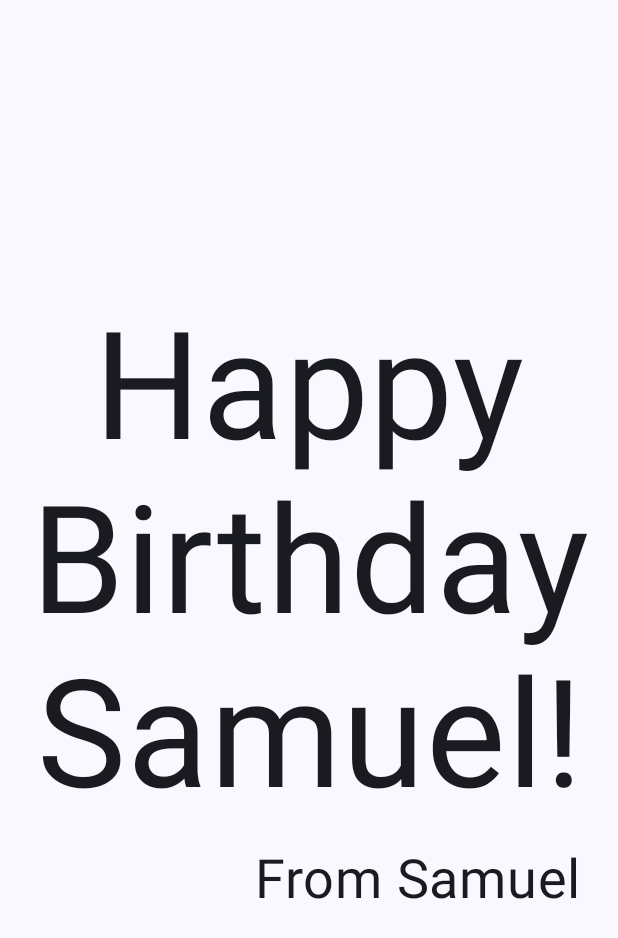
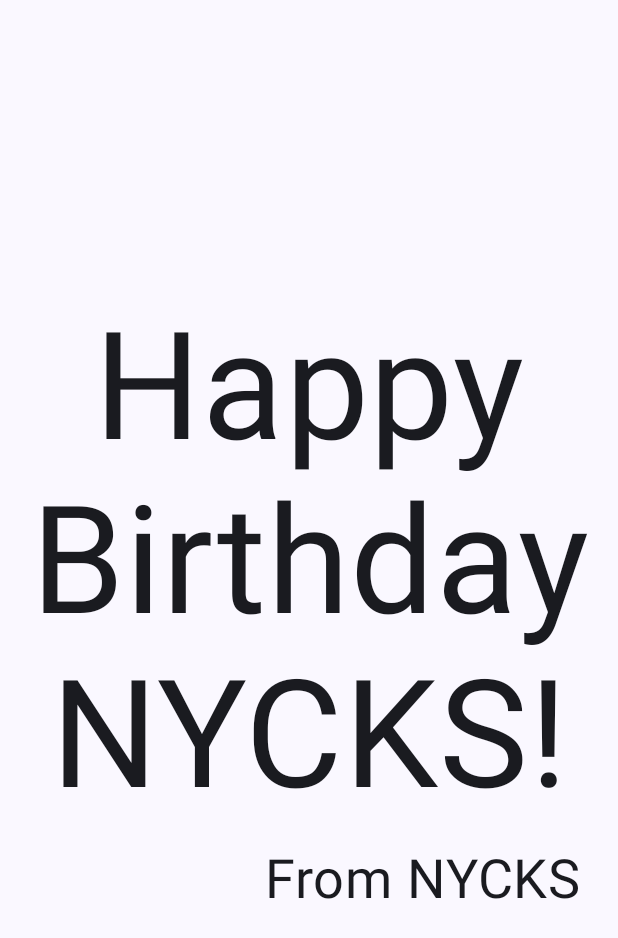
Before and after one commit to Nyicolasz/ATV6-LAYOUT_BASICO, an Android app built with Jetpack Compose: the screen it shows after launch (MainActivity), on a phone screen of 412 x 824 dp. Shown: the top 938 px of the screen. Run offline under Robolectric (Android 15) with nearby library versions, the phone set to English and light mode, and no system bars.

Commit message:
Update MainActivity.kt

```diff
--- a/app/src/main/java/com/example/happybirthday/MainActivity.kt
+++ b/app/src/main/java/com/example/happybirthday/MainActivity.kt
@@ -30,8 +30,8 @@ class MainActivity : ComponentActivity() {
                     color = MaterialTheme.colorScheme.background
                 ) {
                     GreetingText(
-                        message = "Happy Birthday Samuel!",
-                        from = "From Samuel",
+                        message = "Happy Birthday NYCKS!",
+                        from = "From NYCKS",
                         modifier = Modifier.padding(8.dp)
                     )
                 }
@@ -66,6 +66,6 @@ fun GreetingText(message: String, from: String, modifier: Modifier = Modifier) {
 @Composable
 fun BirthdayCardPreview() {
     HappyBirthdayTheme {
-        GreetingText(message = "Happy Birthday Samuel!", from = "From Samuel")
+        GreetingText(message = "Happy Birthday NYCKS!", from = "From NYCKS")
     }
 }
```
